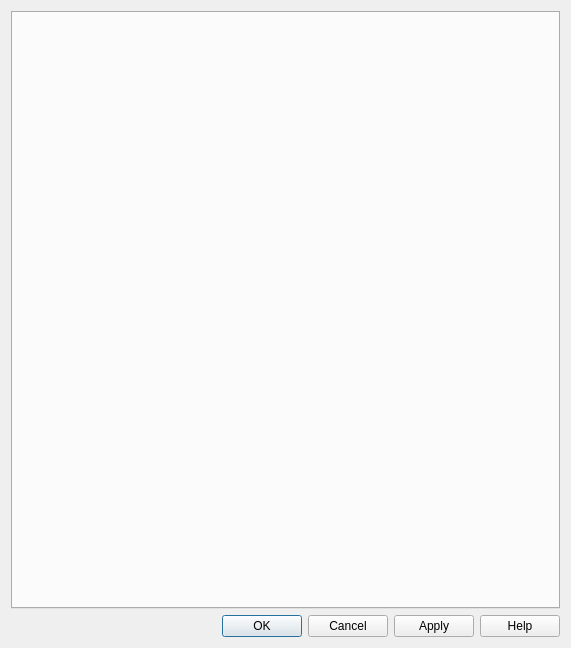
Above: src/sas/qtgui/Utilities/UI/TabbedModelEditor.ui from jaredraynes/sasview before the change. Below: the same form after it.
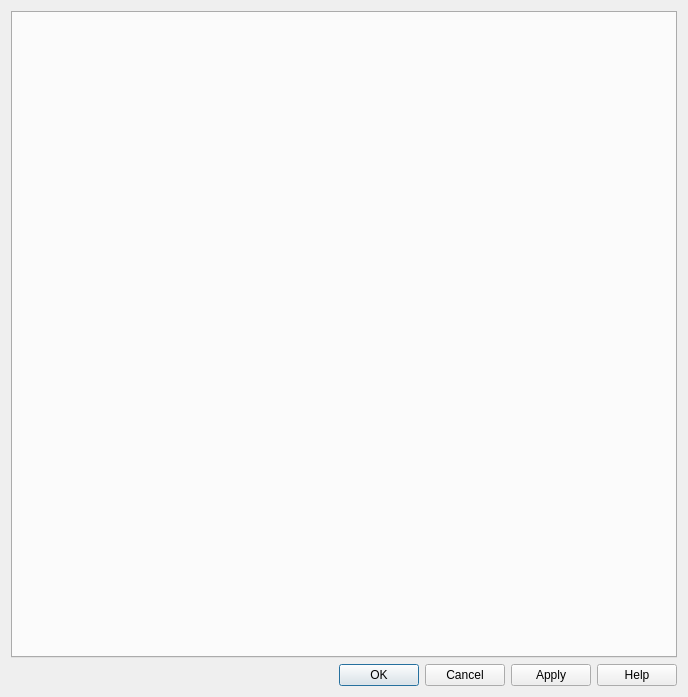
That is the form after the change. Icons and pictures are not drawn.

```diff
--- a/src/sas/qtgui/Utilities/UI/TabbedModelEditor.ui
+++ b/src/sas/qtgui/Utilities/UI/TabbedModelEditor.ui
@@ -6,8 +6,8 @@
    <rect>
     <x>0</x>
     <y>0</y>
-    <width>571</width>
-    <height>648</height>
+    <width>688</width>
+    <height>697</height>
    </rect>
   </property>
   <property name="windowTitle">
```
